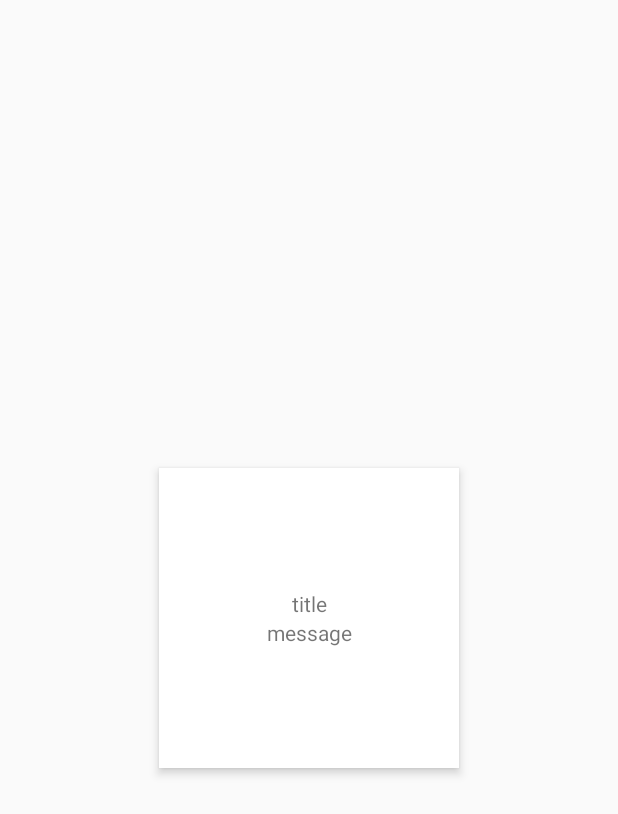
After one commit to Levent-J/Potato, an Android app: the layout item_task.xml on its own in the app's theme, with its tools: preview values and no code run, on a phone screen of 412 x 824 dp. The commit adds this screen. Shown: the top 814 px of the screen. Run offline under Robolectric (Android 15) with nearby library versions, the phone set to English and light mode, and no system bars.

Commit message:
加入了列表及卡片布局

```diff
--- a/app/build.gradle
+++ b/app/build.gradle
@@ -25,4 +25,6 @@ dependencies {
     compile 'com.android.support:appcompat-v7:23.3.0'
     compile 'com.jakewharton:butterknife:7.0.1'
     compile 'com.android.support:design:23.3.0'
+    compile 'com.android.support:cardview-v7:23.2.0'
+    compile 'com.android.support:recyclerview-v7:23.2.0'
 }
--- /dev/null
+++ b/app/src/main/res/layout/item_task.xml
@@ -0,0 +1,32 @@
+<?xml version="1.0" encoding="utf-8"?>
+<android.support.v7.widget.CardView
+    android:id="@+id/card_view"
+    xmlns:android="http://schemas.android.com/apk/res/android"
+    xmlns:card_view="http://schemas.android.com/apk/res-auto"
+    android:layout_width="200dp"
+    android:layout_height="200dp"
+    android:layout_gravity="center"
+    android:foreground="?android:selectableItemBackground"
+    card_view:cardCornerRadius="0dp"
+    card_view:cardElevation="4dp">
+
+    <LinearLayout
+        android:layout_width="match_parent"
+        android:layout_height="match_parent"
+        android:orientation="vertical"
+        android:gravity="center">
+        <TextView
+            android:gravity="center"
+            android:layout_width="match_parent"
+            android:layout_height="wrap_content"
+            android:text="title"
+            android:id="@+id/tv_task_item_title"/>
+        <TextView
+            android:gravity="center"
+            android:layout_width="match_parent"
+            android:layout_height="wrap_content"
+            android:text="message"
+            android:id="@+id/tv_task_item_message"/>
+    </LinearLayout>
+
+</android.support.v7.widget.CardView>
--- a/app/src/main/res/values/dimens.xml
+++ b/app/src/main/res/values/dimens.xml
@@ -6,4 +6,5 @@
     <dimen name="activity_horizontal_margin">16dp</dimen>
     <dimen name="activity_vertical_margin">16dp</dimen>
     <dimen name="fab_margin">16dp</dimen>
+    <dimen name="hero">6dp</dimen>
 </resources>
```
Also changed, not shown: app/src/main/AndroidManifest.xml (+5 -10 lines), app/src/main/java/com/levent_j/potato/activity/MainActivity.java (+20 -0 lines), app/src/main/java/com/levent_j/potato/adapter/TaskAdapter.java (added, +81 -0 lines), app/src/main/java/com/levent_j/potato/utils/SGDecoration.java (added, +27 -0 lines), app/src/main/res/layout/content_main.xml (+5 -3 lines), 1 other file.
